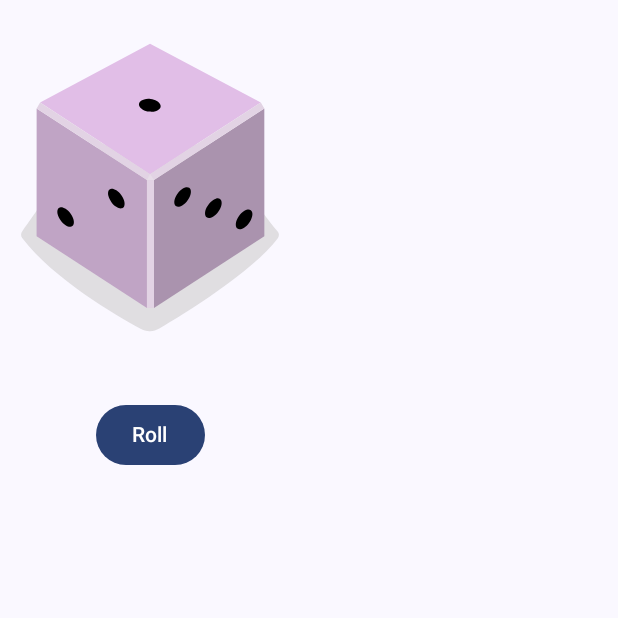
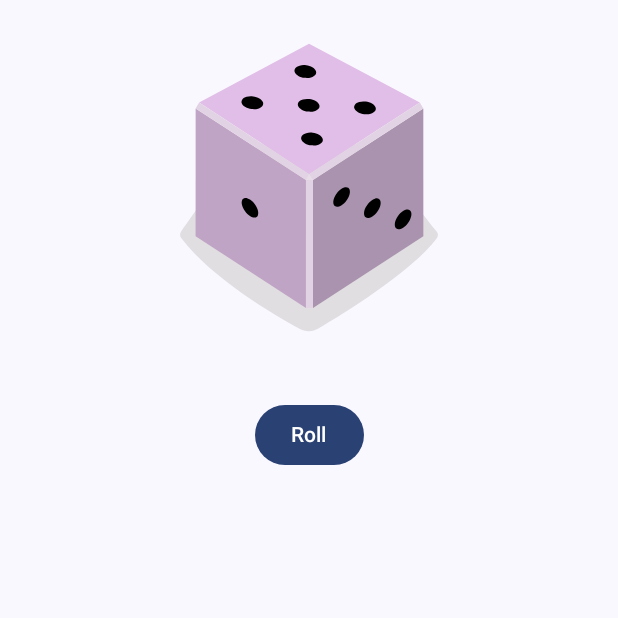
Before and after one commit to rochamarcelo/android-basics-compose-unit-2-dice-roller, an Android app built with Jetpack Compose: the screen it shows after launch (MainActivity), after a tap on "Roll", on a phone screen of 412 x 824 dp, the top half of it. Run offline under Robolectric (Android 15) with nearby library versions, the phone set to English and light mode, and no system bars.

Commit message:
Added button event

```diff
--- a/app/src/main/java/com/example/diceroller/MainActivity.kt
+++ b/app/src/main/java/com/example/diceroller/MainActivity.kt
@@ -14,6 +14,8 @@ import androidx.compose.material3.Button
 import androidx.compose.material3.Scaffold
 import androidx.compose.material3.Text
 import androidx.compose.runtime.Composable
+import androidx.compose.runtime.mutableStateOf
+import androidx.compose.runtime.remember
 import androidx.compose.ui.Alignment
 import androidx.compose.ui.Modifier
 import androidx.compose.ui.res.painterResource
@@ -21,6 +23,8 @@ import androidx.compose.ui.res.stringResource
 import androidx.compose.ui.tooling.preview.Preview
 import androidx.compose.ui.unit.dp
 import com.example.diceroller.ui.theme.DiceRollerTheme
+import androidx.compose.runtime.getValue
+import androidx.compose.runtime.setValue
 
 class MainActivity : ComponentActivity() {
     override fun onCreate(savedInstanceState: Bundle?) {
@@ -40,16 +44,26 @@ class MainActivity : ComponentActivity() {
 
 @Composable
 fun DiceWithButtonAndImage(modifier: Modifier = Modifier) {
+
+    var result by remember { mutableStateOf(1) }
+    val imageResource = when (result) {
+        1 -> R.drawable.dice_1
+        2 -> R.drawable.dice_2
+        3 -> R.drawable.dice_3
+        4 -> R.drawable.dice_4
+        5 -> R.drawable.dice_5
+        else -> R.drawable.dice_6
+    }
     Column (
         modifier = modifier,
         horizontalAlignment = Alignment.CenterHorizontally,
     ) {
         Image(
-            painter = painterResource(R.drawable.dice_1),
-            contentDescription = "Dice face number 1",
+            painter = painterResource(imageResource),
+            contentDescription = "Dice face number $result",
         )
         Spacer(modifier = Modifier.height(16.dp))
-        Button(onClick = {}) {
+        Button(onClick = { result = (1..6).random()}) {
             Text(stringResource(R.string.roll))
         }
     }
@@ -58,5 +72,5 @@ fun DiceWithButtonAndImage(modifier: Modifier = Modifier) {
 @Preview(showBackground = true)
 @Composable
 fun DiceRollerApp(modifier: Modifier = Modifier) {
-    DiceWithButtonAndImage(modifier = Modifier)
+    DiceWithButtonAndImage(modifier = modifier.fillMaxSize())
 }
```
